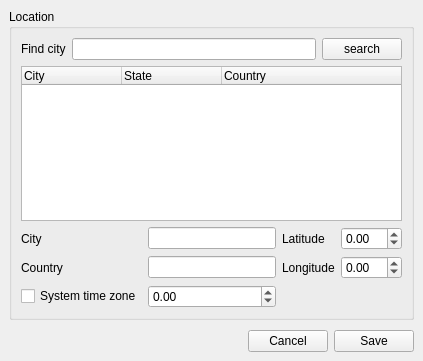
Before: the Qt Designer form alquds/gui/locationeditor.ui in ghannami/alQuds, drawn with Qt 5.
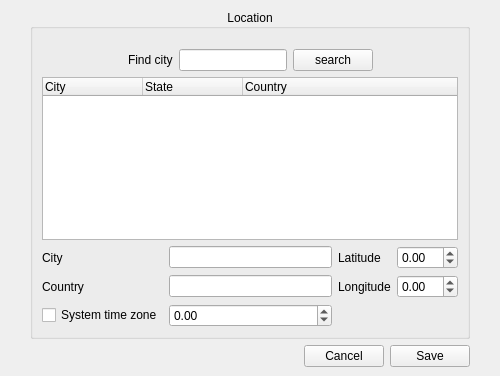
After: the same form once the commit is applied.

```diff
--- a/alquds/gui/locationeditor.ui
+++ b/alquds/gui/locationeditor.ui
@@ -6,8 +6,8 @@
    <rect>
     <x>0</x>
     <y>0</y>
-    <width>423</width>
-    <height>361</height>
+    <width>500</width>
+    <height>376</height>
    </rect>
   </property>
   <property name="windowTitle">
@@ -15,13 +15,13 @@
   </property>
   <layout class="QVBoxLayout" name="verticalLayout_2">
    <property name="leftMargin">
-    <number>9</number>
+    <number>30</number>
    </property>
    <property name="topMargin">
     <number>9</number>
    </property>
    <property name="rightMargin">
-    <number>9</number>
+    <number>30</number>
    </property>
    <property name="bottomMargin">
     <number>9</number>
@@ -37,9 +37,41 @@
      <property name="title">
       <string>Location</string>
      </property>
+     <property name="alignment">
+      <set>Qt::AlignCenter</set>
+     </property>
+     <property name="flat">
+      <bool>false</bool>
+     </property>
      <layout class="QVBoxLayout" name="verticalLayout">
+      <item>
+       <spacer name="verticalSpacer">
+        <property name="orientation">
+         <enum>Qt::Vertical</enum>
+        </property>
+        <property name="sizeHint" stdset="0">
+         <size>
+          <width>20</width>
+          <height>40</height>
+         </size>
+        </property>
+       </spacer>
+      </item>
       <item>
        <layout class="QHBoxLayout" name="horizontalLayout_3">
+        <item>
+         <spacer name="horizontalSpacer_2">
+          <property name="orientation">
+           <enum>Qt::Horizontal</enum>
+          </property>
+          <property name="sizeHint" stdset="0">
+           <size>
+            <width>40</width>
+            <height>20</height>
+           </size>
+          </property>
+         </spacer>
+        </item>
         <item>
          <widget class="QLabel" name="label_7">
           <property name="text">
@@ -57,6 +89,19 @@
           </property>
          </widget>
         </item>
+        <item>
+         <spacer name="horizontalSpacer_3">
+          <property name="orientation">
+           <enum>Qt::Horizontal</enum>
+          </property>
+          <property name="sizeHint" stdset="0">
+           <size>
+            <width>40</width>
+            <height>20</height>
+           </size>
+          </property>
+         </spacer>
+        </item>
        </layout>
       </item>
       <item>
@@ -147,19 +192,6 @@
      </layout>
     </widget>
    </item>
-   <item>
-    <spacer name="verticalSpacer">
-     <property name="orientation">
-      <enum>Qt::Vertical</enum>
-     </property>
-     <property name="sizeHint" stdset="0">
-      <size>
-       <width>20</width>
-       <height>40</height>
-      </size>
-     </property>
-    </spacer>
-   </item>
    <item>
     <layout class="QHBoxLayout" name="horizontalLayout_6">
      <item>
```
Left out of the diff: 2 changed lines with no effect on the pictures.
